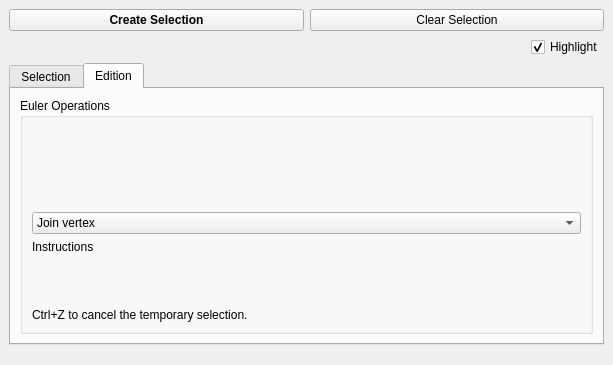
This is Polyhedron/demo/Polyhedron/Plugins/PMP/Selection_widget.ui in CGAL/cgal as Qt 5 draws it before an edit. The edited form follows.
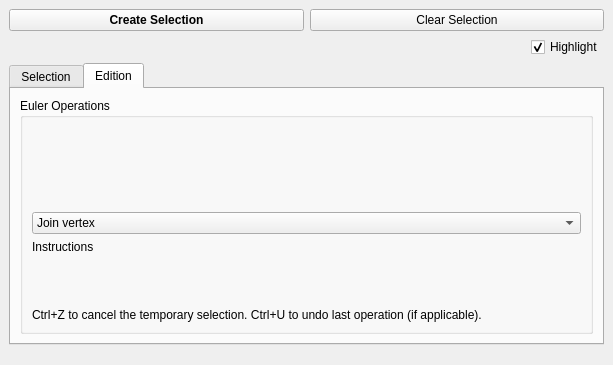
This is the edited form. The open tabs and pages were chosen to show the change.

```diff
--- a/Polyhedron/demo/Polyhedron/Plugins/PMP/Selection_widget.ui
+++ b/Polyhedron/demo/Polyhedron/Plugins/PMP/Selection_widget.ui
@@ -647,7 +647,7 @@
              <item>
               <widget class="QLabel" name="label_4">
                <property name="text">
-                <string>Ctrl+Z to cancel the temporary selection.</string>
+                <string>Ctrl+Z to cancel the temporary selection. Ctrl+U to undo last operation (if applicable).</string>
                </property>
               </widget>
              </item>
```
